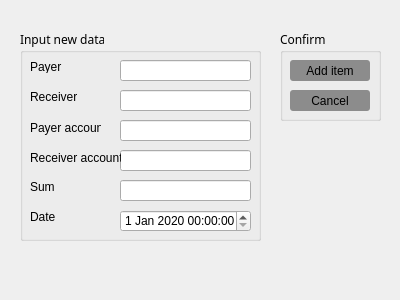
Before: the Qt Designer form addNewItemWindow.ui in yallknows/system, drawn with Qt 5.
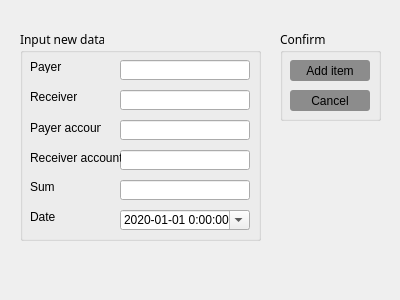
After: the same form once the commit is applied. Icons and pictures are not drawn.

Diff of the .ui file:
```diff
--- a/addNewItemWindow.ui
+++ b/addNewItemWindow.ui
@@ -22,6 +22,11 @@
     <height>300</height>
    </size>
   </property>
+  <property name="font">
+   <font>
+    <family>Franklin Gothic Medium</family>
+   </font>
+  </property>
   <property name="windowTitle">
    <string>Dialog</string>
   </property>
@@ -95,8 +100,8 @@
       <rect>
        <x>100</x>
        <y>180</y>
-       <width>131</width>
-       <height>22</height>
+       <width>130</width>
+       <height>20</height>
       </rect>
      </property>
      <property name="dateTime">
@@ -109,14 +114,23 @@
        <day>1</day>
       </datetime>
      </property>
+     <property name="currentSection">
+      <enum>QDateTimeEdit::YearSection</enum>
+     </property>
+     <property name="displayFormat">
+      <string>yyyy-MM-dd H:mm:ss</string>
+     </property>
+     <property name="calendarPopup">
+      <bool>true</bool>
+     </property>
     </widget>
     <widget class="QLineEdit" name="lineEdit_payer">
      <property name="geometry">
       <rect>
        <x>100</x>
        <y>30</y>
-       <width>131</width>
-       <height>21</height>
+       <width>130</width>
+       <height>20</height>
       </rect>
      </property>
     </widget>
@@ -125,8 +139,8 @@
       <rect>
        <x>100</x>
        <y>60</y>
-       <width>131</width>
-       <height>21</height>
+       <width>130</width>
+       <height>20</height>
       </rect>
      </property>
     </widget>
@@ -135,8 +149,8 @@
       <rect>
        <x>100</x>
        <y>150</y>
-       <width>131</width>
-       <height>21</height>
+       <width>130</width>
+       <height>20</height>
       </rect>
      </property>
     </widget>
@@ -145,8 +159,8 @@
       <rect>
        <x>100</x>
        <y>90</y>
-       <width>131</width>
-       <height>21</height>
+       <width>130</width>
+       <height>20</height>
       </rect>
      </property>
     </widget>
@@ -155,8 +169,8 @@
       <rect>
        <x>100</x>
        <y>120</y>
-       <width>131</width>
-       <height>21</height>
+       <width>130</width>
+       <height>20</height>
       </rect>
      </property>
     </widget>
```
Left out of the diff: 10 changed lines with no effect on the pictures.
